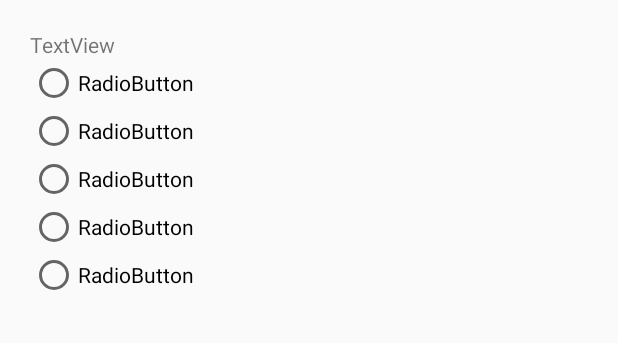
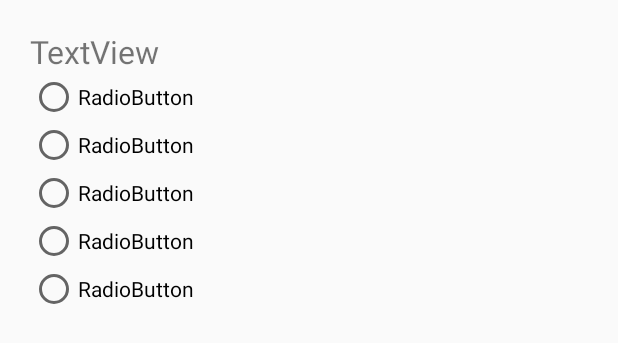
Before and after one commit to A-l-i-s-a/HackathonFinale, an Android app: the layout poll_item.xml on its own in the app's theme, with its tools: preview values and no code run, on a phone screen of 412 x 824 dp. Shown: the top 343 px of the screen. Run offline under Robolectric (Android 15) with nearby library versions, the phone set to English and light mode, and no system bars.

Commit message:
add style

```diff
--- a/app/src/main/res/layout/item_problems.xml
+++ b/app/src/main/res/layout/item_problems.xml
@@ -1,14 +1,18 @@
 <?xml version="1.0" encoding="utf-8"?>
 <LinearLayout xmlns:android="http://schemas.android.com/apk/res/android"
+    xmlns:app="http://schemas.android.com/apk/res-auto"
+    style="@style/padding"
     android:layout_width="match_parent"
     android:layout_height="wrap_content"
     android:orientation="vertical">
 
     <androidx.cardview.widget.CardView
         android:layout_width="match_parent"
+        app:cardCornerRadius="5dp"
         android:layout_height="match_parent">
 
         <LinearLayout
+            style="@style/padding"
             android:layout_width="match_parent"
             android:layout_height="match_parent"
             android:orientation="vertical">
--- a/app/src/main/res/layout/poll_item.xml
+++ b/app/src/main/res/layout/poll_item.xml
@@ -1,5 +1,6 @@
 <?xml version="1.0" encoding="utf-8"?>
 <LinearLayout xmlns:android="http://schemas.android.com/apk/res/android"
+    style="@style/padding"
     android:layout_width="match_parent"
     android:layout_height="wrap_content"
     android:layout_margin="10dp"
@@ -8,6 +9,7 @@
 
     <TextView
         android:id="@+id/textViewQuestion"
+        style="@style/title"
         android:layout_width="match_parent"
         android:layout_height="wrap_content"
         android:text="TextView" />
--- a/app/src/main/res/values/styles.xml
+++ b/app/src/main/res/values/styles.xml
@@ -17,4 +17,15 @@
 
     <style name="AppTheme.PopupOverlay" parent="ThemeOverlay.AppCompat.Light" />
 
+    <style name="title">
+        <item name="android:textSize">32px</item>
+        myTextView.setTextColor(FF0000);
+    </style>
+    <style name="padding">
+        <item name="android:layout_margin">5dp</item>
+        <item name="android:layout_marginTop">2dp</item>
+        <item name="android:layout_marginBottom">2dp</item>
+        <item name="android:padding">5dp</item>
+    </style>
+
 </resources>
```
